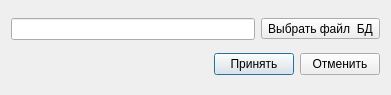
Qt form src/dbconnection/dbconnection.ui (l0gic-bomb/QtStudyEnglish) before a commit.
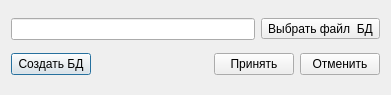
The same form after that commit. Icons and pictures are not drawn.

Commit message: fir dbconnection

Patch:
```diff
--- a/src/dbconnection/dbconnection.ui
+++ b/src/dbconnection/dbconnection.ui
@@ -45,6 +45,13 @@
      </item>
      <item>
       <layout class="QHBoxLayout" name="horizontalLayout_3">
+       <item>
+        <widget class="QPushButton" name="btn_create">
+         <property name="text">
+          <string>Создать БД</string>
+         </property>
+        </widget>
+       </item>
        <item>
         <spacer name="horizontalSpacer">
          <property name="orientation">
```
The commit also changes 3 other files.
